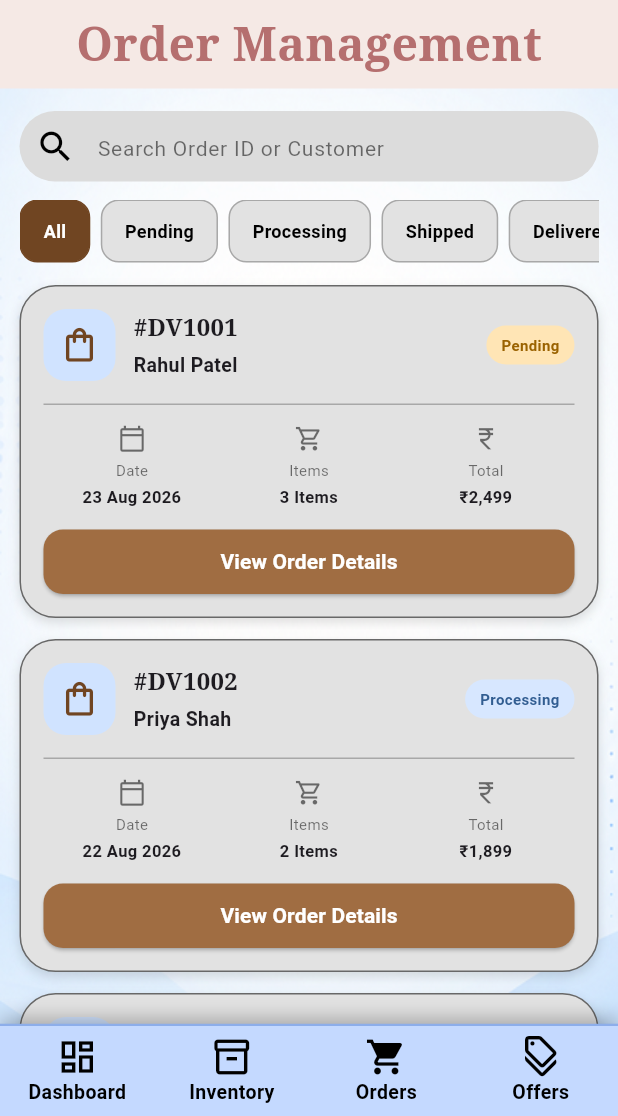
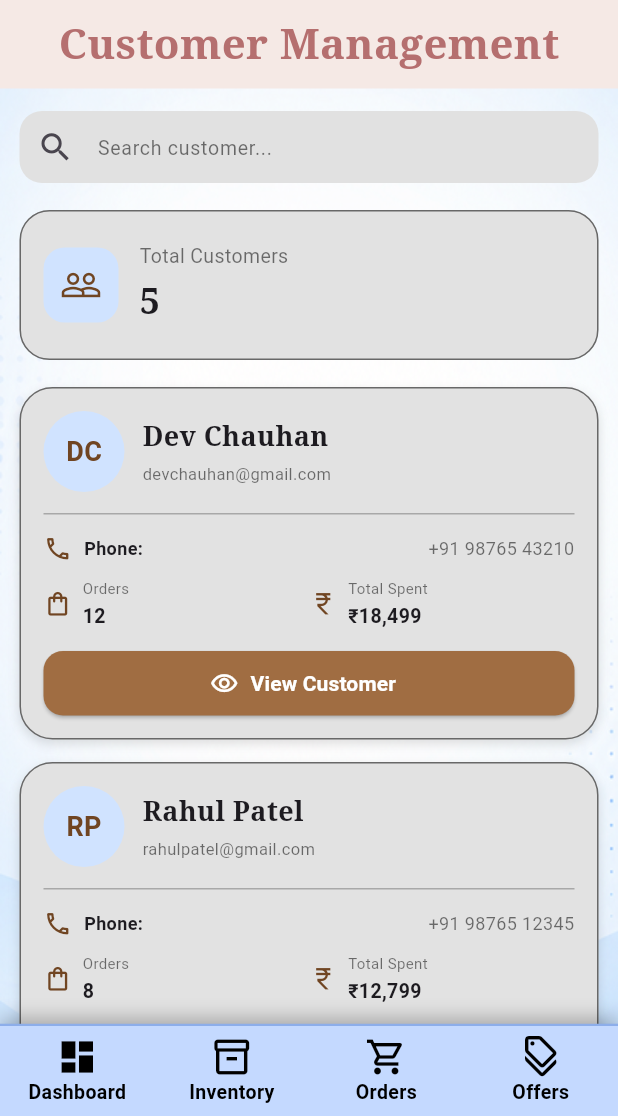
Before and after one commit to Prem-Agravat/DevArt_Flutter, a Flutter app: the AdminShell screen opened directly with empty values, item 3 of the bottom bar chosen, after a tap on "Customers", on a phone screen of 412 x 824 dp, the part 120-1236 px from its top. Run offline on Flutter 3.47's test engine with Material 3 defaults, Android fonts, the light colour scheme and no system bars.

Commit message:
Add Customer Management screen and integrate with AdminShell for navigation

```diff
--- a/devart_app/lib/admin/customers/customer_management.dart
+++ b/devart_app/lib/admin/customers/customer_management.dart
@@ -0,0 +1,512 @@
+import 'package:flutter/material.dart';
+import 'package:devart/common/admin_shell.dart';
+
+class CustomerManagementScreen extends StatefulWidget {
+  const CustomerManagementScreen({super.key});
+
+  @override
+  State<CustomerManagementScreen> createState() =>
+      _CustomerManagementScreenState();
+}
+
+class _CustomerManagementScreenState extends State<CustomerManagementScreen> {
+  final TextEditingController _searchController = TextEditingController();
+
+  final List<Map<String, dynamic>> customers = [
+    {
+      "name": "Dev Chauhan",
+      "email": "devchauhan@gmail.com",
+      "phone": "+91 98765 43210",
+      "orders": 12,
+      "spent": "₹18,499",
+      "status": "Active",
+    },
+    {
+      "name": "Rahul Patel",
+      "email": "rahulpatel@gmail.com",
+      "phone": "+91 98765 12345",
+      "orders": 8,
+      "spent": "₹12,799",
+      "status": "Active",
+    },
+    {
+      "name": "Priya Shah",
+      "email": "priyashah@gmail.com",
+      "phone": "+91 98765 67890",
+      "orders": 15,
+      "spent": "₹24,899",
+      "status": "Active",
+    },
+    {
+      "name": "Amit Joshi",
+      "email": "amitjoshi@gmail.com",
+      "phone": "+91 98765 24680",
+      "orders": 3,
+      "spent": "₹4,299",
+      "status": "Inactive",
+    },
+    {
+      "name": "Neha Mehta",
+      "email": "nehamehta@gmail.com",
+      "phone": "+91 98765 13579",
+      "orders": 21,
+      "spent": "₹31,599",
+      "status": "Active",
+    },
+  ];
+
+  @override
+  void dispose() {
+    _searchController.dispose();
+    super.dispose();
+  }
+
+  List<Map<String, dynamic>> get filteredCustomers {
+    final query = _searchController.text.trim().toLowerCase();
+
+    if (query.isEmpty) {
+      return customers;
+    }
+
+    return customers.where((customer) {
+      return customer["name"].toString().toLowerCase().contains(query) ||
+          customer["email"].toString().toLowerCase().contains(query) ||
+          customer["phone"].toString().toLowerCase().contains(query);
+    }).toList();
+  }
+
+  @override
+  Widget build(BuildContext context) {
+    return AdminShell(
+      selectedIndex: 0,
+      child: Column(
+        children: [
+          _buildTitle(),
+          Expanded(
+            child: SingleChildScrollView(
+              padding: const EdgeInsets.fromLTRB(13, 15, 13, 25),
+              child: Column(
+                children: [
+                  _buildSearch(),
+
+                  const SizedBox(height: 18),
+
+                  _buildCustomerSummary(),
+
+                  const SizedBox(height: 18),
+
+                  ...filteredCustomers.map(
+                    (customer) => _buildCustomerCard(customer),
+                  ),
+
+                  if (filteredCustomers.isEmpty) _buildEmptyState(),
+                ],
+              ),
+            ),
+          ),
+        ],
+      ),
+    );
+  }
+
+  Widget _buildTitle() {
+    return Container(
+      height: 59,
+      width: double.infinity,
+      color: const Color(0xFFF5E9E5),
+      alignment: Alignment.center,
+      child: const Text(
+        "Customer Management",
+        style: TextStyle(
+          fontSize: 28,
+          fontWeight: FontWeight.bold,
+          color: Color(0xFFB56F6F),
+          fontFamily: "serif",
+        ),
+      ),
+    );
+  }
+
+  Widget _buildSearch() {
+    return Container(
+      height: 48,
+      decoration: BoxDecoration(
+        color: const Color(0xFFE1E1E1),
+        borderRadius: BorderRadius.circular(15),
+      ),
+      child: TextField(
+        controller: _searchController,
+        onChanged: (_) {
+          setState(() {});
+        },
+        decoration: const InputDecoration(
+          border: InputBorder.none,
+          prefixIcon: Icon(Icons.search, size: 25),
+          hintText: "Search customer...",
+          hintStyle: TextStyle(color: Colors.black54, fontSize: 13),
+          contentPadding: EdgeInsets.only(top: 12),
+        ),
+      ),
+    );
+  }
+
+  Widget _buildCustomerSummary() {
+    return Container(
+      width: double.infinity,
+      height: 100,
+      padding: const EdgeInsets.all(15),
+      decoration: BoxDecoration(
+        color: const Color(0xFFE2E2E2),
+        borderRadius: BorderRadius.circular(20),
+        border: Border.all(color: Colors.black54),
+      ),
+      child: Row(
+        children: [
+          Container(
+            width: 50,
+            height: 50,
+            decoration: BoxDecoration(
+              color: const Color(0xFFD0E3FF),
+              borderRadius: BorderRadius.circular(14),
+            ),
+            child: const Icon(
+              Icons.people_outline,
+              color: Color(0xFF704522),
+              size: 28,
+            ),
+          ),
+          const SizedBox(width: 14),
+          Column(
+            mainAxisAlignment: MainAxisAlignment.center,
+            crossAxisAlignment: CrossAxisAlignment.start,
+            children: [
+              Text(
+                "Total Customers",
+                style: TextStyle(fontSize: 13, color: Colors.black54),
+              ),
+              SizedBox(height: 4),
+              Text(
+                customers.length.toString(),
+                style: TextStyle(
+                  fontSize: 24,
+                  fontWeight: FontWeight.bold,
+                  fontFamily: "serif",
+                ),
+              ),
+            ],
+          ),
+        ],
+      ),
+    );
+  }
+
+  Widget _buildCustomerCard(Map<String, dynamic> customer) {
+    return Container(
+      width: double.infinity,
+      margin: const EdgeInsets.only(bottom: 15),
+      padding: const EdgeInsets.all(15),
+      decoration: BoxDecoration(
+        color: const Color(0xFFE2E2E2),
+        borderRadius: BorderRadius.circular(22),
+        border: Border.all(color: Colors.black54),
+        boxShadow: const [
+          BoxShadow(color: Colors.black12, blurRadius: 5, offset: Offset(0, 3)),
+        ],
+      ),
+      child: Column(
+        children: [
+          Row(
+            children: [
+              _buildAvatar(customer["name"]),
+              const SizedBox(width: 12),
+              Expanded(
+                child: Column(
+                  crossAxisAlignment: CrossAxisAlignment.start,
+                  children: [
+                    Text(
+                      customer["name"],
+                      maxLines: 1,
+                      overflow: TextOverflow.ellipsis,
+                      style: const TextStyle(
+                        fontSize: 18,
+                        fontWeight: FontWeight.bold,
+                        fontFamily: "serif",
+                      ),
+                    ),
+                    const SizedBox(height: 4),
+                    Text(
+                      customer["email"],
+                      maxLines: 1,
+                      overflow: TextOverflow.ellipsis,
+                      style: const TextStyle(
+                        fontSize: 11,
+                        color: Colors.black54,
+                      ),
+                    ),
+                  ],
+                ),
+              ),
+            ],
+          ),
+
+          const SizedBox(height: 14),
+
+          const Divider(height: 1, color: Colors.black26),
+
+          const SizedBox(height: 13),
+
+          _infoRow(Icons.phone_outlined, "Phone", customer["phone"]),
+
+          const SizedBox(height: 10),
+
+          Row(
+            children: [
+              Expanded(
+                child: _smallInfo(
+                  Icons.shopping_bag_outlined,
+                  "Orders",
+                  customer["orders"].toString(),
+                ),
+              ),
+              Expanded(
+                child: _smallInfo(
+                  Icons.currency_rupee,
+                  "Total Spent",
+                  customer["spent"],
+                ),
+              ),
+            ],
+          ),
+
+          const SizedBox(height: 14),
+
+          SizedBox(
+            width: double.infinity,
+            height: 43,
+            child: ElevatedButton.icon(
+              onPressed: () {
+                _showCustomerDetails(customer);
+              },
+              icon: const Icon(Icons.visibility_outlined, size: 19),
+              label: const Text(
+                "View Customer",
+                style: TextStyle(fontWeight: FontWeight.bold),
+              ),
+              style: ElevatedButton.styleFrom(
+                backgroundColor: const Color(0xFFA06D42),
+                foregroundColor: Colors.white,
+                shape: RoundedRectangleBorder(
+                  borderRadius: BorderRadius.circular(13),
+                ),
+              ),
+            ),
+          ),
+        ],
+      ),
+    );
+  }
+
+  Widget _buildAvatar(String name) {
+    String initials = "";
+
+    final parts = name.split(" ");
+
+    if (parts.isNotEmpty) {
+      initials = parts.first[0];
+
+      if (parts.length > 1) {
+        initials += parts[1][0];
+      }
+    }
+
+    return Container(
+      width: 54,
+      height: 54,
+      alignment: Alignment.center,
+      decoration: BoxDecoration(
+        color: const Color(0xFFD0E3FF),
+        shape: BoxShape.circle,
+      ),
+      child: Text(
+        initials.toUpperCase(),
+        style: const TextStyle(
+          fontSize: 18,
+          fontWeight: FontWeight.bold,
+          color: Color(0xFF704522),
+        ),
+      ),
+    );
+  }
+
+  Widget _infoRow(IconData icon, String title, String value) {
+    return Row(
+      children: [
+        Icon(icon, size: 19, color: const Color(0xFF704522)),
+        const SizedBox(width: 8),
+        Text(
+          "$title:",
+          style: const TextStyle(fontSize: 12, fontWeight: FontWeight.bold),
+        ),
+        const SizedBox(width: 5),
+        Expanded(
+          child: Text(
+            value,
+            textAlign: TextAlign.right,
+            style: const TextStyle(fontSize: 12, color: Colors.black54),
+          ),
+        ),
+      ],
+    );
+  }
+
+  Widget _smallInfo(IconData icon, String title, String value) {
+    return Row(
+      children: [
+        Icon(icon, size: 19, color: const Color(0xFF704522)),
+        const SizedBox(width: 7),
+        Column(
+          crossAxisAlignment: CrossAxisAlignment.start,
+          children: [
+            Text(
+              title,
+              style: const TextStyle(fontSize: 10, color: Colors.black54),
+            ),
+            const SizedBox(height: 2),
+            Text(
+              value,
+              style: const TextStyle(fontSize: 13, fontWeight: FontWeight.bold),
+            ),
+          ],
+        ),
+      ],
+    );
+  }
+
+  void _showCustomerDetails(Map<String, dynamic> customer) {
+    showDialog(
+      context: context,
+      builder: (dialogContext) {
+        return AlertDialog(
+          shape: RoundedRectangleBorder(
+            borderRadius: BorderRadius.circular(25),
+          ),
+          contentPadding: const EdgeInsets.fromLTRB(22, 22, 22, 18),
+          content: Column(
+            mainAxisSize: MainAxisSize.min,
+            children: [
+              _buildAvatar(customer["name"]),
+
+              const SizedBox(height: 12),
+
+              Text(
+                customer["name"],
+                style: const TextStyle(
+                  fontSize: 21,
+                  fontWeight: FontWeight.bold,
+                  fontFamily: "serif",
+                ),
+              ),
+
+              const SizedBox(height: 5),
+
+              Text(
+                customer["email"],
+                style: const TextStyle(color: Colors.black54, fontSize: 12),
+              ),
+
+              const SizedBox(height: 18),
+
+              _dialogInfo(Icons.phone_outlined, customer["phone"]),
+
+              const SizedBox(height: 10),
+
+              _dialogInfo(
+                Icons.shopping_bag_outlined,
+                "${customer["orders"]} Orders",
+              ),
+
+              const SizedBox(height: 10),
+
+              _dialogInfo(
+                Icons.currency_rupee,
+                "${customer["spent"]} Total Spent",
+              ),
+
+              const SizedBox(height: 20),
+
+              SizedBox(
+                width: double.infinity,
+                height: 45,
+                child: ElevatedButton(
+                  onPressed: () {
+                    Navigator.pop(dialogContext);
+                  },
+                  style: ElevatedButton.styleFrom(
+                    backgroundColor: const Color(0xFFA06D42),
+                    foregroundColor: Colors.white,
+                    shape: RoundedRectangleBorder(
+                      borderRadius: BorderRadius.circular(12),
+                    ),
+                  ),
+                  child: const Text(
+                    "Close",
+                    style: TextStyle(fontWeight: FontWeight.bold),
+                  ),
+                ),
+              ),
+            ],
+          ),
+        );
+      },
+    );
+  }
+
+  Widget _dialogInfo(IconData icon, String text) {
+    return Container(
+      width: double.infinity,
+      padding: const EdgeInsets.all(11),
+      decoration: BoxDecoration(
+        color: const Color(0xFFF5E9E5),
+        borderRadius: BorderRadius.circular(12),
+      ),
+      child: Row(
+        children: [
+          Icon(icon, size: 20, color: const Color(0xFF704522)),
+          const SizedBox(width: 10),
+          Expanded(
+            child: Text(
+              text,
+              style: const TextStyle(fontSize: 13, fontWeight: FontWeight.bold),
+            ),
+          ),
+        ],
+      ),
+    );
+  }
+
+  Widget _buildEmptyState() {
+    return Padding(
+      padding: const EdgeInsets.only(top: 70),
+      child: Column(
+        children: [
+          const Icon(Icons.people_outline, size: 65, color: Colors.black38),
+          const SizedBox(height: 15),
+          const Text(
+            "No Customers Found",
+            style: TextStyle(
+              fontSize: 20,
+              fontWeight: FontWeight.bold,
+              fontFamily: "serif",
+            ),
+          ),
+          const SizedBox(height: 6),
+          const Text(
+            "Try searching with another name or email.",
+            textAlign: TextAlign.center,
+            style: TextStyle(color: Colors.black54),
+          ),
+        ],
+      ),
+    );
+  }
+}
--- a/devart_app/lib/common/admin_shell.dart
+++ b/devart_app/lib/common/admin_shell.dart
@@ -3,7 +3,7 @@ import 'package:devart/admin/dashboard/admin_dashboard.dart';
 import 'package:devart/admin/orders/order_management.dart';
 import 'package:devart/admin/inventory/inventory_management.dart';
 import 'package:devart/admin/offers/offer_management.dart';
-// import 'package:devart/admin/customers/customer_management.dart';
+import 'package:devart/admin/customers/customer_management.dart';
 
 class AdminShell extends StatelessWidget {
   final Widget child;
@@ -47,10 +47,10 @@ class AdminShell extends StatelessWidget {
   }
 
   void _openCustomers(BuildContext context) {
-    // Navigator.push(
-    //   context,
-    //   MaterialPageRoute(builder: (_) => const CustomerManagementScreen()),
-    // );
+    Navigator.push(
+      context,
+      MaterialPageRoute(builder: (_) => const CustomerManagementScreen()),
+    );
   }
 
   @override
```
